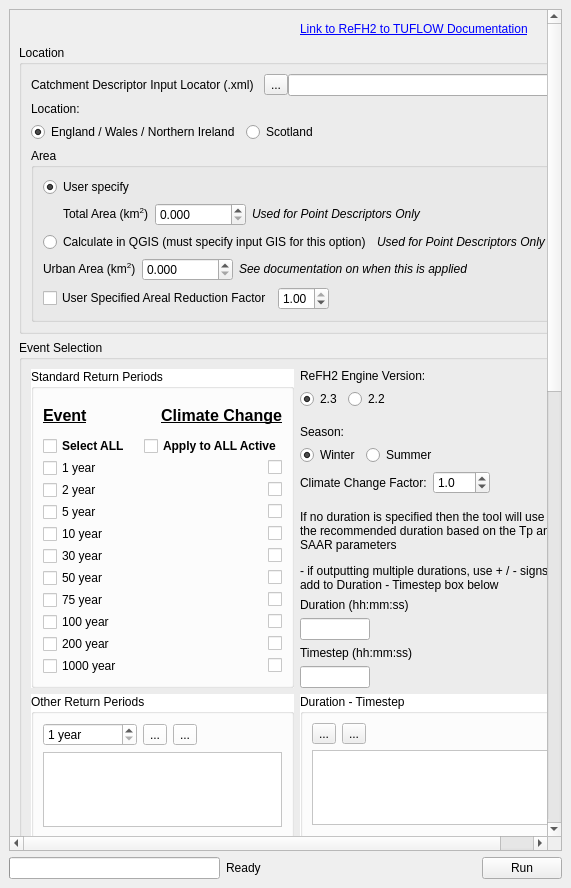
TUFLOW-Support/QGIS-TUFLOW-Plugin, file tuflow/ReFH2/refh2_dock.ui: the form before one commit.
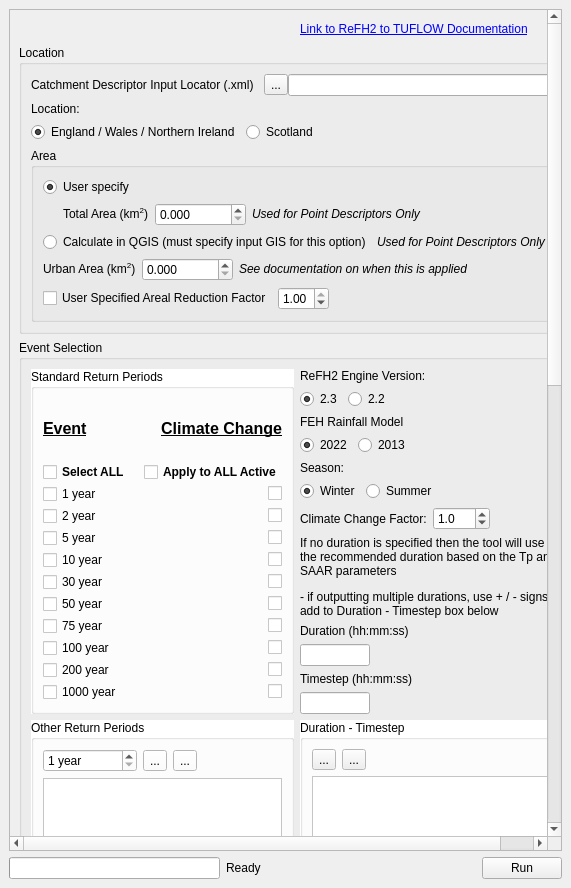
The form after the commit. Icons and pictures are not drawn. Custom widgets are drawn as their Qt base class.

```diff
--- a/tuflow/ReFH2/refh2_dock.ui
+++ b/tuflow/ReFH2/refh2_dock.ui
@@ -26,7 +26,7 @@
          <x>0</x>
          <y>0</y>
          <width>534</width>
-         <height>1770</height>
+         <height>1785</height>
         </rect>
        </property>
        <layout class="QVBoxLayout" name="verticalLayout_17">
@@ -1326,20 +1326,51 @@
                 </layout>
                </item>
                <item>
-                <spacer name="verticalSpacer">
-                 <property name="orientation">
-                  <enum>Qt::Vertical</enum>
+                <widget class="QLabel" name="label_28">
+                 <property name="text">
+                  <string>FEH Rainfall Model</string>
                  </property>
-                 <property name="sizeType">
-                  <enum>QSizePolicy::Fixed</enum>
-                 </property>
-                 <property name="sizeHint" stdset="0">
-                  <size>
-                   <width>20</width>
-                   <height>10</height>
-                  </size>
-                 </property>
-                </spacer>
+                </widget>
+               </item>
+               <item>
+                <layout class="QHBoxLayout" name="horizontalLayout_52">
+                 <item>
+                  <widget class="QRadioButton" name="rbRainfall2022">
+                   <property name="text">
+                    <string>2022</string>
+                   </property>
+                   <property name="checked">
+                    <bool>true</bool>
+                   </property>
+                   <attribute name="buttonGroup">
+                    <string notr="true">buttonGroup_5</string>
+                   </attribute>
+                  </widget>
+                 </item>
+                 <item>
+                  <widget class="QRadioButton" name="rbRainfall2013">
+                   <property name="text">
+                    <string>2013</string>
+                   </property>
+                   <attribute name="buttonGroup">
+                    <string notr="true">buttonGroup_5</string>
+                   </attribute>
+                  </widget>
+                 </item>
+                 <item>
+                  <spacer name="horizontalSpacer_39">
+                   <property name="orientation">
+                    <enum>Qt::Horizontal</enum>
+                   </property>
+                   <property name="sizeHint" stdset="0">
+                    <size>
+                     <width>40</width>
+                     <height>20</height>
+                    </size>
+                   </property>
+                  </spacer>
+                 </item>
+                </layout>
                </item>
                <item>
                 <widget class="QLabel" name="label_11">
@@ -1425,19 +1456,6 @@
                  </item>
                 </layout>
                </item>
-               <item>
-                <spacer name="verticalSpacer_3">
-                 <property name="orientation">
-                  <enum>Qt::Vertical</enum>
-                 </property>
-                 <property name="sizeHint" stdset="0">
-                  <size>
-                   <width>20</width>
-                   <height>10</height>
-                  </size>
-                 </property>
-                </spacer>
-               </item>
                <item>
                 <widget class="QLabel" name="label_9">
                  <property name="text">
```
Left out of the diff: 15 changed lines with no effect on the pictures.
